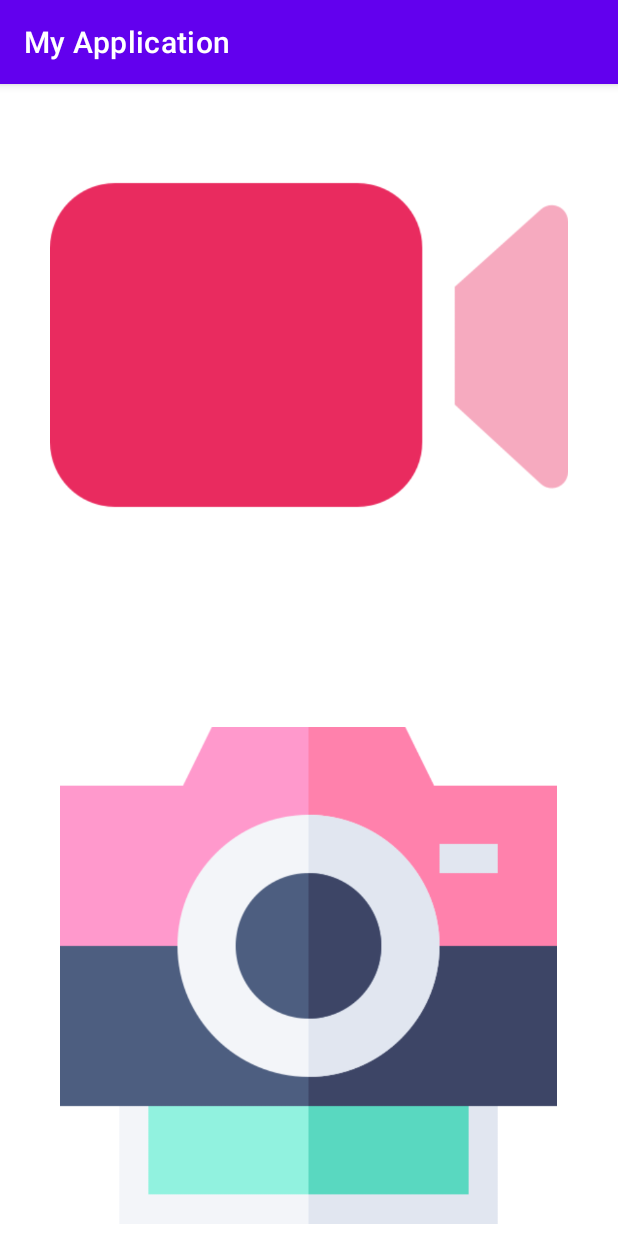
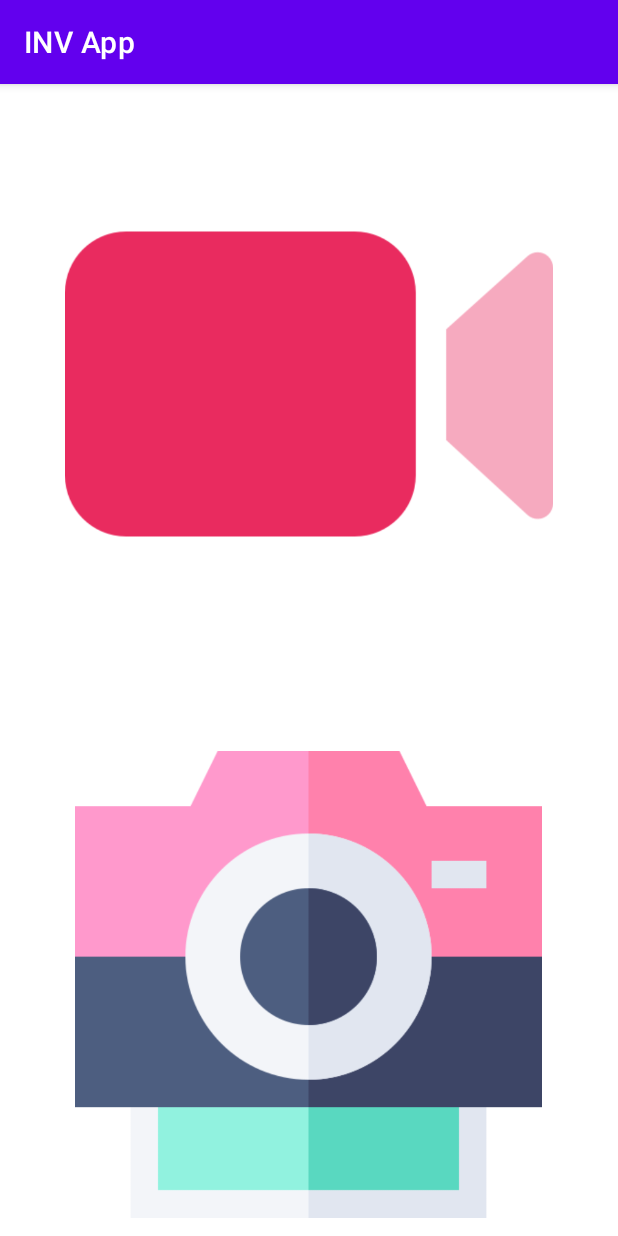
Before and after one commit to app-pilots/INV-1, an Android app: the screen it shows after launch (MainActivity), on a phone screen of 412 x 824 dp. Run offline under Robolectric (Android 15) with nearby library versions, the phone set to English and light mode, and no system bars.

Commit message:
fixing && add apk

```diff
--- a/app/src/main/res/layout/activity_main.xml
+++ b/app/src/main/res/layout/activity_main.xml
@@ -1,26 +1,33 @@
 <?xml version="1.0" encoding="utf-8"?>
-<LinearLayout xmlns:android="http://schemas.android.com/apk/res/android"
+<ScrollView xmlns:android="http://schemas.android.com/apk/res/android"
     xmlns:app="http://schemas.android.com/apk/res-auto"
     xmlns:tools="http://schemas.android.com/tools"
     android:layout_width="match_parent"
     android:layout_height="match_parent"
+    tools:context=".MainActivity">
+
+
+    <LinearLayout
+        android:layout_width="match_parent"
+        android:layout_height="wrap_content"
         android:gravity="center"
-    android:orientation="vertical"
-    tools:context=".MainActivity">
+        android:orientation="vertical">
 
         <ImageView
             android:id="@+id/imageView4"
-        android:layout_width="345dp"
-        android:layout_height="420dp"
-        android:contentDescription="video"
+            android:layout_width="325dp"
+            android:layout_height="400dp"
+            android:contentDescription="@string/video"
             android:onClick="TomarVideo"
             app:srcCompat="@drawable/camara" />
 
         <ImageView
             android:id="@+id/imageView5"
-        android:layout_width="331dp"
-        android:layout_height="420dp"
-        android:contentDescription="video"
+            android:layout_width="311dp"
+            android:layout_height="400dp"
+            android:contentDescription="@string/camera"
             android:onClick="TomarFoto"
             app:srcCompat="@drawable/camera" />
     </LinearLayout>
+
+</ScrollView>
--- a/app/src/main/res/values/strings.xml
+++ b/app/src/main/res/values/strings.xml
@@ -1,3 +1,5 @@
 <resources>
-    <string name="app_name">My Application</string>
+    <string name="app_name">INV App</string>
+    <string name="video">video</string>
+    <string name="camera">Camera</string>
 </resources>
```
Also changed, not shown: 1 other file. Lines whose indentation alone changed are shown as unchanged.
